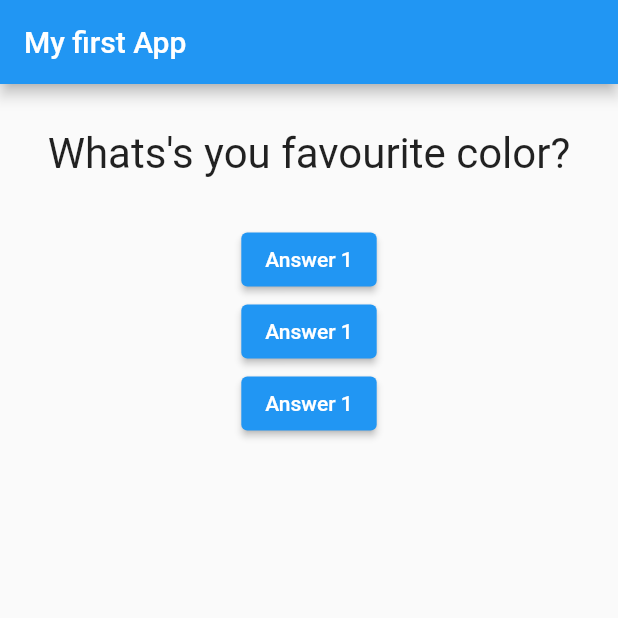
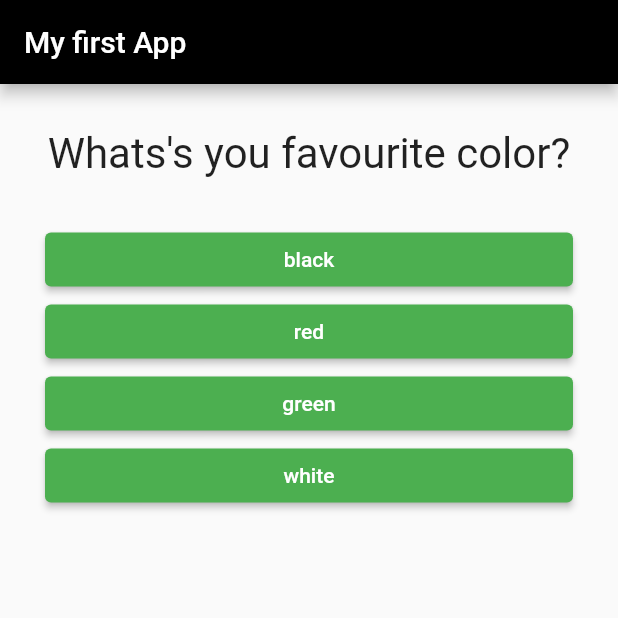
Before and after one commit to devjasha/Flutter-Quiz-App, a Flutter app: the screen it shows after launch, on a phone screen of 412 x 824 dp, the top half of it. Run offline on Flutter 3.47's test engine with Material 2 defaults, Android fonts, the light colour scheme and no system bars.

Commit message:
fix(main): refactore

```diff
--- a/lib/main.dart
+++ b/lib/main.dart
@@ -1,13 +1,12 @@
 import 'package:flutter/material.dart';
 
 import './question.dart';
-
+import './answer.dart';
 // void main() {
 //   runApp(MyApp());
 // }
 
 void main() => runApp(MyApp());
-
 class MyApp extends StatefulWidget {
 
   @override
@@ -28,26 +27,31 @@ class MyAppState extends State<MyApp> {
 
   @override
   Widget build(BuildContext context) {
-    var questions = ['Whats\'s you favourite color?', 'Whats your favourite animal?'];
+    var questions = [
+      {'questionText': 'Whats\'s you favourite color?', 'answers': [
+        'black', 'red', 'green', 'white',
+      ],},
+      {'questionText': 'Whats your favourite animal?', 'answers': [
+        'dog', 'snake', 'elephant', 'raindeer',
+      ],},
+      {'questionText': 'What\'s your favorite sport?', 'answers': [
+        'hockey', 'soccer', 'football', 'basketball',
+      ],},
+    ];
+
     return MaterialApp(home: Scaffold(
-      appBar: AppBar(title: Text('My first App'),),
+      appBar: AppBar(
+        backgroundColor: Colors.black,
+        title: Text('My first App'),
+      ),
       body: Column(
         children: [
           Question(
-            questions[_questionIndex]
+            questions[_questionIndex]['questionText'],
           ),
-          ElevatedButton(
-            child: Text('Answer 1'),
-            onPressed: _answerQuestion,
-          ),
-          ElevatedButton(
-            child: Text('Answer 1'),
-            onPressed: _answerQuestion,
-          ),
-          ElevatedButton(
-            child: Text('Answer 1'),
-            onPressed: _answerQuestion,
-          ),
+          ...(questions[_questionIndex]['answers'] as List<String>).map((answer) {
+            return Answer(_answerQuestion, answer);
+          }).toList()
         ]
       ,),
     ),);
```
